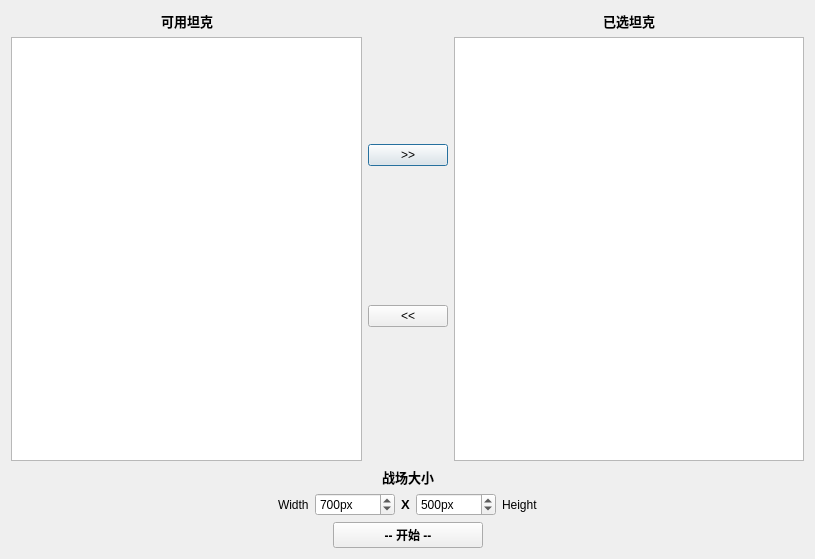
Above: GUI/battle.ui from ZxxWs/RoboCode before the change. Below: the same form after it.
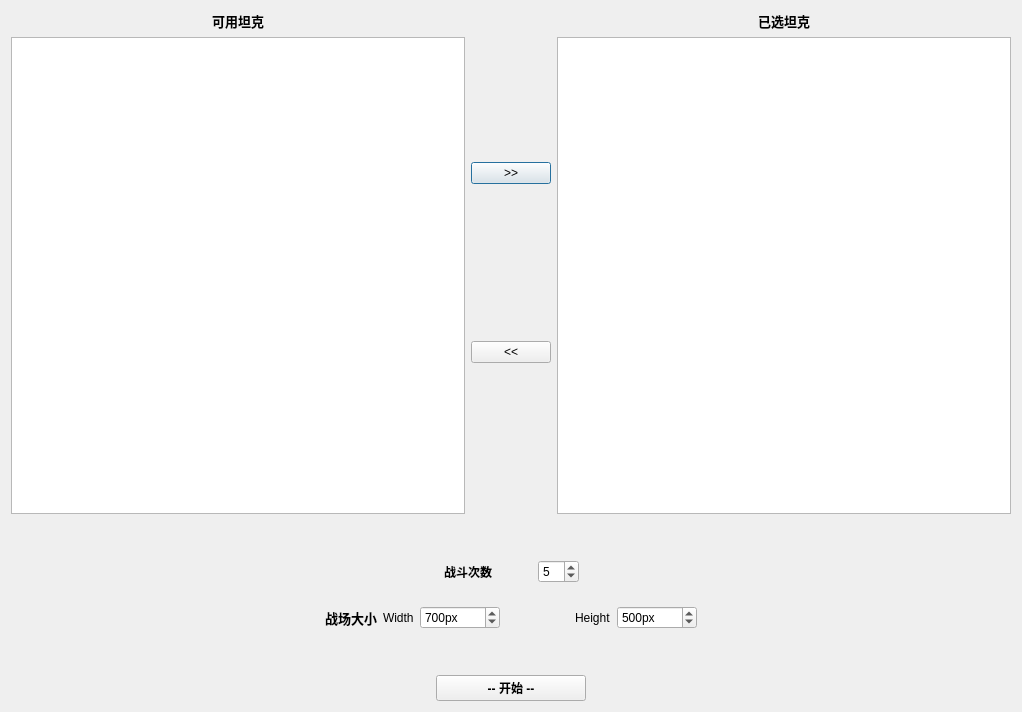
That is the form after the change. Icons and pictures are not drawn.

Commit message: 重构游戏中“战斗次数”的相关代码，在选机器人的时候设置战斗次数

```diff
--- a/GUI/battle.ui
+++ b/GUI/battle.ui
@@ -6,8 +6,8 @@
    <rect>
     <x>0</x>
     <y>0</y>
-    <width>815</width>
-    <height>559</height>
+    <width>1022</width>
+    <height>712</height>
    </rect>
   </property>
   <property name="windowTitle">
@@ -20,7 +20,7 @@
   <property name="modal">
    <bool>false</bool>
   </property>
-  <layout class="QVBoxLayout" name="verticalLayout_5">
+  <layout class="QVBoxLayout" name="verticalLayout_5" stretch="1,0,0">
    <item>
     <layout class="QHBoxLayout" name="horizontalLayout_6">
      <item>
@@ -158,9 +158,22 @@
     </layout>
    </item>
    <item>
-    <layout class="QVBoxLayout" name="verticalLayout_2">
+    <layout class="QVBoxLayout" name="verticalLayout_2" stretch="0,1,0,1,0">
      <item>
-      <layout class="QHBoxLayout" name="horizontalLayout_4">
+      <spacer name="verticalSpacer_2">
+       <property name="orientation">
+        <enum>Qt::Vertical</enum>
+       </property>
+       <property name="sizeHint" stdset="0">
+        <size>
+         <width>20</width>
+         <height>40</height>
+        </size>
+       </property>
+      </spacer>
+     </item>
+     <item>
+      <layout class="QHBoxLayout" name="horizontalLayout_4" stretch="1,0,0,0,1">
        <item>
         <spacer name="horizontalSpacer_5">
          <property name="orientation">
@@ -175,16 +188,38 @@
         </spacer>
        </item>
        <item>
-        <widget class="QLabel" name="label_3">
+        <widget class="QLabel" name="label_4">
          <property name="font">
           <font>
-           <pointsize>10</pointsize>
            <weight>75</weight>
            <bold>true</bold>
           </font>
          </property>
          <property name="text">
-          <string>战场大小</string>
+          <string>战斗次数</string>
+         </property>
+        </widget>
+       </item>
+       <item>
+        <spacer name="horizontalSpacer_12">
+         <property name="orientation">
+          <enum>Qt::Horizontal</enum>
+         </property>
+         <property name="sizeHint" stdset="0">
+          <size>
+           <width>40</width>
+           <height>20</height>
+          </size>
+         </property>
+        </spacer>
+       </item>
+       <item>
+        <widget class="QSpinBox" name="spinBoxBattleCount">
+         <property name="minimum">
+          <number>1</number>
+         </property>
+         <property name="value">
+          <number>5</number>
          </property>
         </widget>
        </item>
@@ -203,6 +238,19 @@
        </item>
       </layout>
      </item>
+     <item>
+      <spacer name="verticalSpacer">
+       <property name="orientation">
+        <enum>Qt::Vertical</enum>
+       </property>
+       <property name="sizeHint" stdset="0">
+        <size>
+         <width>20</width>
+         <height>17</height>
+        </size>
+       </property>
+      </spacer>
+     </item>
      <item>
       <layout class="QHBoxLayout" name="horizontalLayout_3">
        <item>
@@ -218,6 +266,20 @@
          </property>
         </spacer>
        </item>
+       <item>
+        <widget class="QLabel" name="label_3">
+         <property name="font">
+          <font>
+           <pointsize>10</pointsize>
+           <weight>75</weight>
+           <bold>true</bold>
+          </font>
+         </property>
+         <property name="text">
+          <string>战场大小</string>
+         </property>
+        </widget>
+       </item>
        <item>
         <layout class="QHBoxLayout" name="horizontalLayout_2">
          <item>
@@ -244,16 +306,22 @@
           </widget>
          </item>
          <item>
-          <widget class="QLabel" name="label_4">
-           <property name="font">
-            <font>
-             <pointsize>10</pointsize>
-             <weight>75</weight>
-             <bold>true</bold>
-            </font>
+          <spacer name="horizontalSpacer_11">
+           <property name="orientation">
+            <enum>Qt::Horizontal</enum>
            </property>
+           <property name="sizeHint" stdset="0">
+            <size>
+             <width>30</width>
+             <height>20</height>
+            </size>
+           </property>
+          </spacer>
+         </item>
+         <item>
+          <widget class="QLabel" name="label_6">
            <property name="text">
-            <string>X</string>
+            <string>Height</string>
            </property>
           </widget>
          </item>
@@ -275,13 +343,6 @@
          </item>
         </layout>
        </item>
-       <item>
-        <widget class="QLabel" name="label_6">
-         <property name="text">
-          <string>Height</string>
-         </property>
-        </widget>
-       </item>
        <item>
         <spacer name="horizontalSpacer">
          <property name="orientation">
@@ -297,6 +358,19 @@
        </item>
       </layout>
      </item>
+     <item>
+      <spacer name="verticalSpacer_3">
+       <property name="orientation">
+        <enum>Qt::Vertical</enum>
+       </property>
+       <property name="sizeHint" stdset="0">
+        <size>
+         <width>20</width>
+         <height>40</height>
+        </size>
+       </property>
+      </spacer>
+     </item>
     </layout>
    </item>
    <item>
```
The commit also changes 10 other files.
